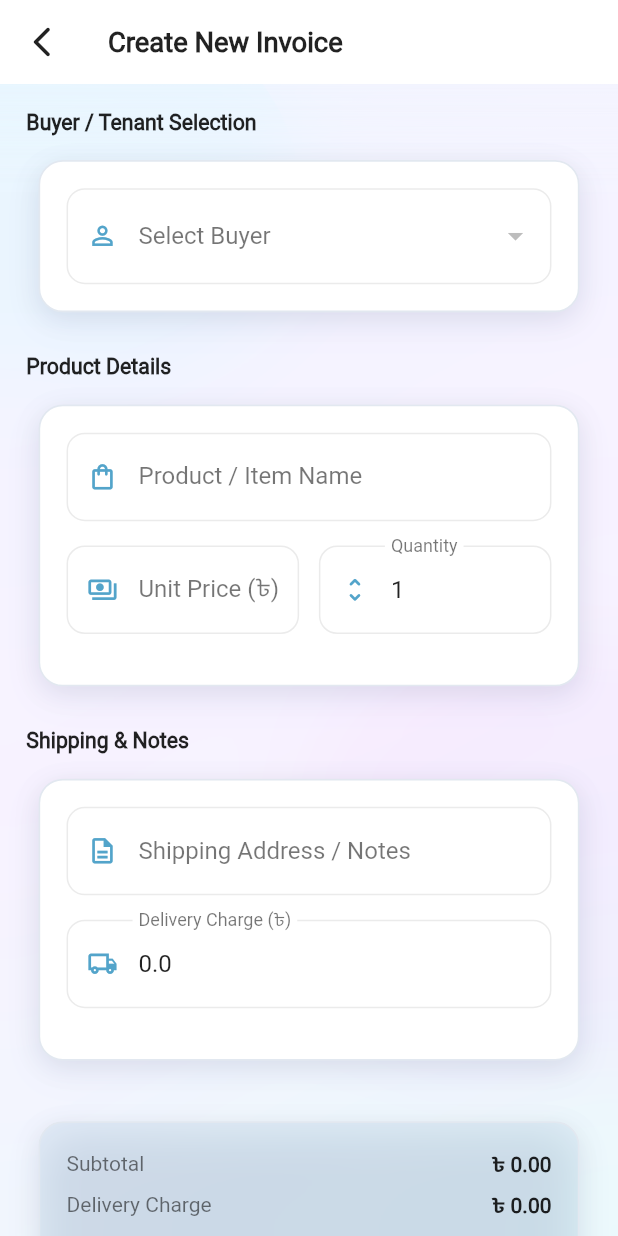
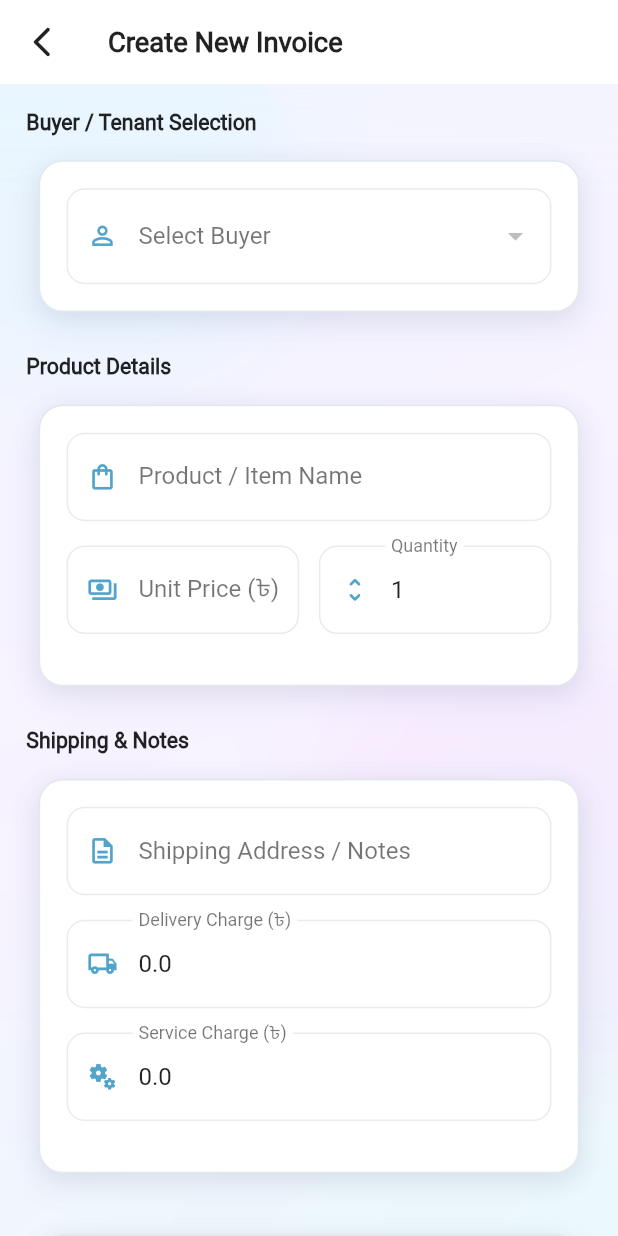
Before and after one commit to musadev147/combine_apps, a Flutter app: the CreateInvoiceScreen screen opened directly with empty values, on a phone screen of 412 x 824 dp. Run offline on Flutter 3.47's test engine with Material 3 defaults, Android fonts, the phone set to English and light mode, and no system bars; drawn by our look-alikes of auto_animated; our stand-ins replace cached_network_image, connectivity_plus, cookie_jar, device_info_plus, dio, dio_cookie_manager and 21 more; missing offline and left inert: agora_rtc_engine, dotlottie_loader, flutter_callkit_incoming, flutter_ringtone_player, svg_flutter; accounts and stored records are empty; network calls fail.

Commit message:
Add service charge to invoice creation and details

```diff
--- a/lib/features/buyer/coustomer/serach/presentation/invoice_section/widget/model/get_invoice_details_model.dart
+++ b/lib/features/buyer/coustomer/serach/presentation/invoice_section/widget/model/get_invoice_details_model.dart
@@ -16,6 +16,7 @@ class GetInvoiceDetailsModel {
   Null? tag;
   String? shortNote;
   String? deliveryCharge;
+  String? serviceCharge;
 
   GetInvoiceDetailsModel(
       {this.id,
@@ -34,7 +35,8 @@ class GetInvoiceDetailsModel {
         this.vendor,
         this.tag,
         this.shortNote,
-        this.deliveryCharge});
+        this.deliveryCharge,
+        this.serviceCharge});
 
   GetInvoiceDetailsModel.fromJson(Map<String, dynamic> json) {
     id = json['id'];
@@ -54,6 +56,7 @@ class GetInvoiceDetailsModel {
     tag = json['tag'];
     shortNote = json['short_note'];
     deliveryCharge = json['delivery_charge']?.toString();
+    serviceCharge = json['service_charge']?.toString();
   }
 
   Map<String, dynamic> toJson() {
@@ -75,6 +78,7 @@ class GetInvoiceDetailsModel {
     data['tag'] = this.tag;
     data['short_note'] = this.shortNote;
     data['delivery_charge'] = this.deliveryCharge;
+    data['service_charge'] = this.serviceCharge;
     return data;
   }
 }
--- a/lib/features/seller/home/presentation/create_invoice_screen.dart
+++ b/lib/features/seller/home/presentation/create_invoice_screen.dart
@@ -37,6 +37,7 @@ class _CreateInvoiceScreenState extends State<CreateInvoiceScreen> {
   late TextEditingController _qtyCtrl;
   late TextEditingController _addressCtrl;
   late TextEditingController _deliveryChargeCtrl;
+  late TextEditingController _serviceChargeCtrl;
 
   double _subtotal = 0.0;
   double _total = 0.0;
@@ -54,16 +55,19 @@ class _CreateInvoiceScreenState extends State<CreateInvoiceScreen> {
     _qtyCtrl = TextEditingController(text: widget.initialLog?["qty"]?.toString() ?? "1");
     _addressCtrl = TextEditingController(text: widget.initialLog?["note"] ?? "");
     _deliveryChargeCtrl = TextEditingController(text: widget.initialLog?["delivery"]?.toString() ?? "0.0");
+    _serviceChargeCtrl = TextEditingController(text: widget.initialLog?["service_charge"]?.toString() ?? "0.0");
 
     _priceCtrl.addListener(_calculateTotals);
     _qtyCtrl.addListener(_calculateTotals);
     _deliveryChargeCtrl.addListener(_calculateTotals);
+    _serviceChargeCtrl.addListener(_calculateTotals);
 
     final price = double.tryParse(_priceCtrl.text) ?? 0.0;
     final qty = double.tryParse(_qtyCtrl.text) ?? 0.0;
     final delivery = double.tryParse(_deliveryChargeCtrl.text) ?? 0.0;
+    final serviceCharge = double.tryParse(_serviceChargeCtrl.text) ?? 0.0;
     _subtotal = price * qty;
-    _total = _subtotal + delivery;
+    _total = _subtotal + delivery + serviceCharge;
 
     _fetchUsersList();
   }
@@ -200,6 +204,7 @@ class _CreateInvoiceScreenState extends State<CreateInvoiceScreen> {
     _qtyCtrl.dispose();
     _addressCtrl.dispose();
     _deliveryChargeCtrl.dispose();
+    _serviceChargeCtrl.dispose();
     super.dispose();
   }
 
@@ -207,10 +212,11 @@ class _CreateInvoiceScreenState extends State<CreateInvoiceScreen> {
     final price = double.tryParse(_priceCtrl.text) ?? 0.0;
     final qty = double.tryParse(_qtyCtrl.text) ?? 0.0;
     final delivery = double.tryParse(_deliveryChargeCtrl.text) ?? 0.0;
+    final serviceCharge = double.tryParse(_serviceChargeCtrl.text) ?? 0.0;
 
     setState(() {
       _subtotal = price * qty;
-      _total = _subtotal + delivery;
+      _total = _subtotal + delivery + serviceCharge;
     });
   }
 
@@ -444,6 +450,18 @@ class _CreateInvoiceScreenState extends State<CreateInvoiceScreen> {
                           return null;
                         },
                       ),
+                      _buildTextField(
+                        controller: _serviceChargeCtrl,
+                        labelText: "Service Charge (৳)",
+                        icon: Icons.miscellaneous_services_outlined,
+                        keyboardType: TextInputType.number,
+                        validator: (value) {
+                          if (value != null && value.isNotEmpty && double.tryParse(value) == null) {
+                            return "Invalid service charge";
+                          }
+                          return null;
+                        },
+                      ),
                     ],
                   ),
                 ),
@@ -472,6 +490,14 @@ class _CreateInvoiceScreenState extends State<CreateInvoiceScreen> {
                         children: [
                           Text("Delivery Charge", style: TextStyle(color: tc.textSecondaryColor)),
                           Text("৳ ${(double.tryParse(_deliveryChargeCtrl.text) ?? 0.0).toStringAsFixed(2)}", style: TextStyle(color: tc.textColor, fontWeight: FontWeight.w600)),
+                        ],
+                      ),
+                      SizedBox(height: 8.h),
+                      Row(
+                        mainAxisAlignment: MainAxisAlignment.spaceBetween,
+                        children: [
+                          Text("Service Charge", style: TextStyle(color: tc.textSecondaryColor)),
+                          Text("৳ ${(double.tryParse(_serviceChargeCtrl.text) ?? 0.0).toStringAsFixed(2)}", style: TextStyle(color: tc.textColor, fontWeight: FontWeight.w600)),
                         ],
                       ),
                       Padding(
@@ -525,9 +551,10 @@ class _CreateInvoiceScreenState extends State<CreateInvoiceScreen> {
                          final quantity = int.tryParse(_qtyCtrl.text.trim()) ?? 1;
                          final note = _addressCtrl.text.trim();
                          final delivery = _deliveryChargeCtrl.text.trim();
+                         final serviceCharge = _serviceChargeCtrl.text.trim();
 
                          final buyerPhone = _selectedUser?['phone'] ?? _selectedUser?['phone_number'] ?? '';
-                         final double totalPriceVal = (double.tryParse(price) ?? 0.0) * quantity + (double.tryParse(delivery) ?? 0.0);
+                         final double totalPriceVal = (double.tryParse(price) ?? 0.0) * quantity + (double.tryParse(delivery) ?? 0.0) + (double.tryParse(serviceCharge) ?? 0.0);
 
                          final invoiceModel = PostInvoiceModel(
                            buyer: buyer,
@@ -543,6 +570,7 @@ class _CreateInvoiceScreenState extends State<CreateInvoiceScreen> {
                            tag: null,
                            shortNote: isShortNote ? (widget.initialLog?["id"]?.toString()) : null,
                            deliveryCharge: delivery,
+                           serviceCharge: serviceCharge,
                          );
 
                         final success = await InvoiceApi.instance.createInvoice(invoiceModel);
@@ -558,7 +586,8 @@ class _CreateInvoiceScreenState extends State<CreateInvoiceScreen> {
                             "status": "Pending",
                             "date": "Just now",
                             "price": double.tryParse(price) ?? 0.0,
-                            "delivery": double.tryParse(delivery) ?? 0.0
+                            "delivery": double.tryParse(delivery) ?? 0.0,
+                            "serviceCharge": double.tryParse(serviceCharge) ?? 0.0
                           };
                           widget.onCreateInvoice(newInv);
                           Navigator.pop(context);
--- a/lib/features/seller/home/presentation/model/get_invoices_details-model.dart
+++ b/lib/features/seller/home/presentation/model/get_invoices_details-model.dart
@@ -17,6 +17,7 @@ class GetDetailsInvoiceModel {
   String? shortNote;
   String? deliveryCharge;
   String? invoiceNumber;
+  String? serviceCharge;
 
   GetDetailsInvoiceModel(
       {this.id,
@@ -36,7 +37,8 @@ class GetDetailsInvoiceModel {
         this.tag,
         this.shortNote,
         this.deliveryCharge,
-        this.invoiceNumber});
+        this.invoiceNumber,
+        this.serviceCharge});
 
   GetDetailsInvoiceModel.fromJson(Map<String, dynamic> json) {
     id = json['id'];
@@ -57,6 +59,7 @@ class GetDetailsInvoiceModel {
     shortNote = json['short_note'];
     deliveryCharge = json['delivery_charge']?.toString();
     invoiceNumber = json['invoice_number'];
+    serviceCharge = json['service_charge']?.toString();
   }
 
   Map<String, dynamic> toJson() {
@@ -79,6 +82,7 @@ class GetDetailsInvoiceModel {
     data['short_note'] = this.shortNote;
     data['delivery_charge'] = this.deliveryCharge;
     data['invoice_number'] = this.invoiceNumber;
+    data['service_charge'] = this.serviceCharge;
     return data;
   }
 }
--- a/lib/features/seller/home/presentation/model/post_invoice_model.dart
+++ b/lib/features/seller/home/presentation/model/post_invoice_model.dart
@@ -12,6 +12,7 @@ class PostInvoiceModel {
   String? tag;
   String? shortNote;
   String? deliveryCharge;
+  String? serviceCharge;
 
   PostInvoiceModel({
     this.totalPrice,
@@ -27,6 +28,7 @@ class PostInvoiceModel {
     this.tag,
     this.shortNote,
     this.deliveryCharge,
+    this.serviceCharge,
   });
 
   PostInvoiceModel.fromJson(Map<String, dynamic> json) {
@@ -43,6 +45,7 @@ class PostInvoiceModel {
     tag = json['tag'];
     shortNote = json['short_note'];
     deliveryCharge = json['delivery_charge']?.toString();
+    serviceCharge = json['service_charge']?.toString();
   }
 
   Map<String, dynamic> toJson() {
@@ -60,6 +63,7 @@ class PostInvoiceModel {
     data['tag'] = tag;
     data['short_note'] = shortNote;
     data['delivery_charge'] = deliveryCharge;
+    data['service_charge'] = serviceCharge;
     return data;
   }
 }
--- a/lib/features/seller/home/presentation/widgets/invoices_tab.dart
+++ b/lib/features/seller/home/presentation/widgets/invoices_tab.dart
@@ -399,6 +399,7 @@ class _InvoicesTabState extends State<InvoicesTab> {
               _buildDetailRow(tc, "Quantity", "${invoice.quantity ?? 1} Pcs"),
               _buildDetailRow(tc, "Price Per Piece", "৳${invoice.pricePerPiece ?? '0.00'}"),
               _buildDetailRow(tc, "Delivery Charge", "৳${invoice.deliveryCharge ?? '0.00'}"),
+              _buildDetailRow(tc, "Service Charge", "৳${invoice.serviceCharge ?? '0.00'}"),
               SizedBox(height: 10.h),
               Divider(color: tc.dividerColor),
               SizedBox(height: 10.h),
```
Also changed, not shown: lib/features/buyer/coustomer/call/call_screen.dart (+21 -21 lines), lib/features/buyer/coustomer/serach/presentation/invoice_section/invoice_details_screen.dart (+14 -0 lines).
